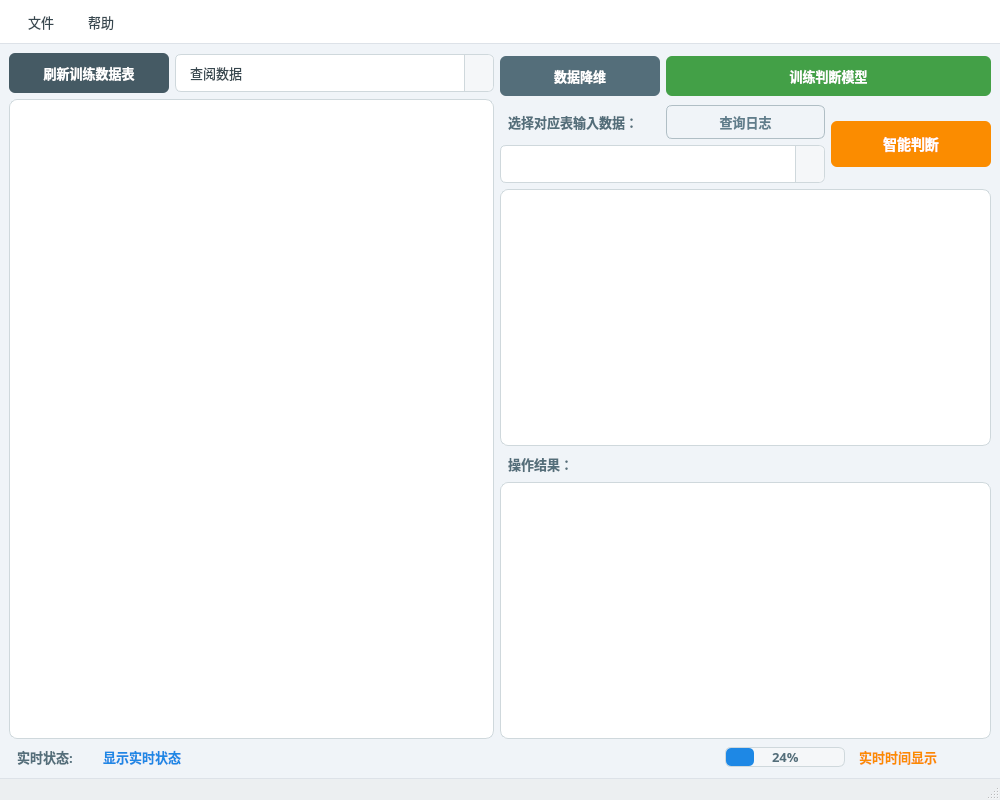
Above: ui/main.ui from Lcoy2004/transformer-fault-diagnoser before the change. Below: the same form after it.
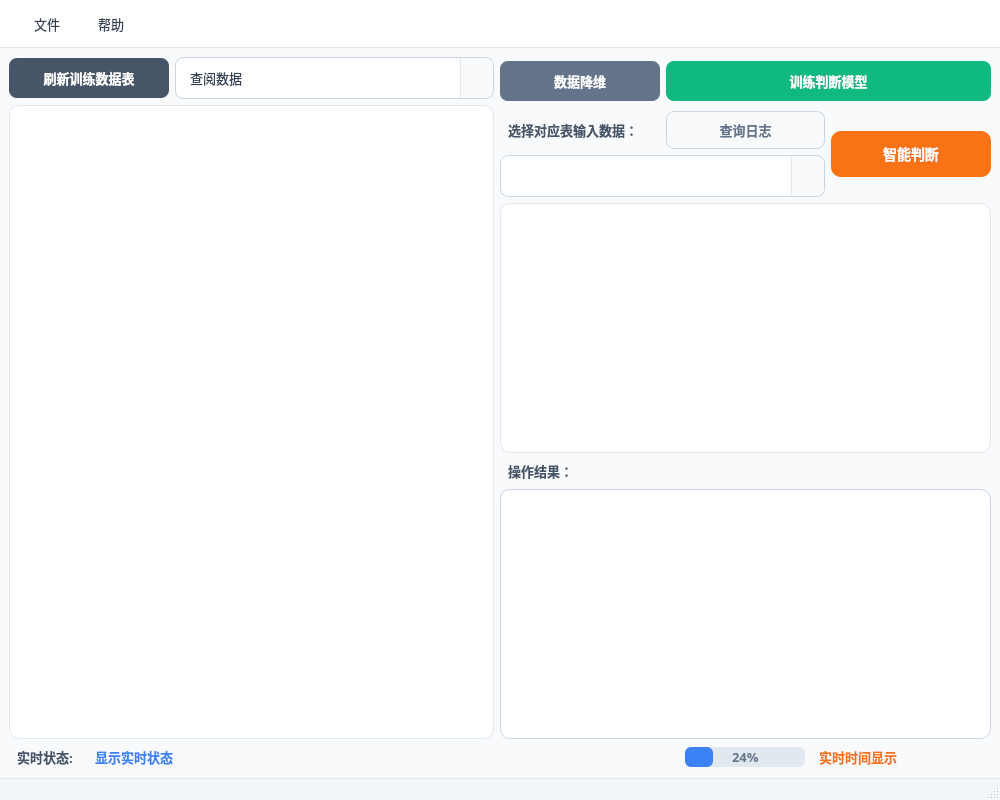
That is the form after the change. Icons and pictures are not drawn.

```diff
--- a/ui/main.ui
+++ b/ui/main.ui
@@ -13,7 +13,7 @@
   <property name="minimumSize">
    <size>
     <width>1000</width>
-    <height>800</height>
+    <height>700</height>
    </size>
   </property>
   <property name="windowTitle">
@@ -27,38 +27,40 @@
    <string notr="true">
 /* ================================================
    现代化工业软件界面样式表
-   设计理念：简洁、专业、高效
-   主色调：科技蓝 (#1E88E5)
-   辅助色：深灰 (#37474F)、浅灰 (#ECEFF1)
+   设计理念：简洁、专业、高效、扁平化
+   主色调：深蓝灰 (#1E293B)
+   强调色：科技蓝 (#3B82F6)
+   辅助色：中灰 (#64748B)、浅灰 (#F1F5F9)
    ================================================ */
 
 /* ========== 全局背景 ========== */
 QMainWindow {
-    background-color: #f0f4f8;
+    background-color: #F8FAFC;
 }
 
 QWidget {
     font-family: &quot;Microsoft YaHei&quot;, &quot;Segoe UI&quot;, Arial, sans-serif;
     font-size: 13px;
+    color: #1E293B;
 }
 
 /* ========== 菜单栏 ========== */
 QMenuBar {
-    background-color: #ffffff;
-    border-bottom: 1px solid #dde2e8;
-    padding: 4px 8px;
+    background-color: #FFFFFF;
+    border-bottom: 1px solid #E2E8F0;
+    padding: 6px 12px;
 }
 
 QMenuBar::item {
     background-color: transparent;
-    padding: 8px 14px;
-    border-radius: 4px;
-    color: #37474f;
+    padding: 8px 16px;
+    border-radius: 6px;
+    color: #334155;
 }
 
 QMenuBar::item:selected {
-    background-color: #e3f2fd;
-    color: #1e88e5;
+    background-color: #EFF6FF;
+    color: #3B82F6;
 }
 
 QMenuBar::item:pressed {
@@ -91,19 +93,19 @@
 
 /* ========== 状态栏 ========== */
 QStatusBar {
-    background-color: #eceff1;
-    color: #607d8b;
-    border-top: 1px solid #dde2e8;
-    padding: 6px 12px;
+    background-color: #F1F5F9;
+    color: #64748B;
+    border-top: 1px solid #E2E8F0;
+    padding: 8px 16px;
     font-size: 12px;
 }
 
 /* ========== 按钮基础样式 ========== */
 QPushButton {
-    background-color: #1e88e5;
-    color: white;
+    background-color: #3B82F6;
+    color: #FFFFFF;
     border: none;
-    border-radius: 6px;
+    border-radius: 8px;
     padding: 10px 20px;
     min-width: 80px;
     font-weight: 500;
@@ -119,23 +121,23 @@
 }
 
 QPushButton:disabled {
-    background-color: #b0bec5;
-    color: #78909c;
+    background-color: #CBD5E1;
+    color: #94A3B8;
 }
 
 /* ========== 功能按钮区分 ========== */
 
-/* 主要操作按钮 - 蓝色 */
+/* 刷新数据表按钮 - 深灰 */
 QPushButton#pushButton {
-    background-color: #455a64;
+    background-color: #475569;
 }
 QPushButton#pushButton:hover {
     background-color: #37474f;
 }
 
-/* PCA/数据降维按钮 - 蓝灰色 */
+/* PCA/数据降维按钮 - 蓝灰 */
 QPushButton#btn_pca {
-    background-color: #546e7a;
+    background-color: #64748B;
 }
 QPushButton#btn_pca:hover {
     background-color: #455a64;
@@ -143,18 +145,19 @@
 
 /* RF/训练模型按钮 - 绿色 */
 QPushButton#btn_rf {
-    background-color: #43a047;
+    background-color: #10B981;
 }
 QPushButton#btn_rf:hover {
     background-color: #388e3c;
 }
 
-/* 预测按钮 - 橙色（醒目） */
+/* 预测按钮 - 橙色（醒目 CTA） */
 QPushButton#btn_pd {
-    background-color: #fb8c00;
+    background-color: #F97316;
     font-size: 14px;
     font-weight: bold;
-    padding: 12px 24px;
+    padding: 12px 28px;
+    border-radius: 10px;
 }
 QPushButton#btn_pd:hover {
     background-color: #f57c00;
@@ -166,9 +169,9 @@
 /* 日志按钮 - 次要样式 */
 QPushButton#showlog_btn {
     background-color: transparent;
-    color: #607d8b;
-    border: 1px solid #b0bec5;
-    padding: 6px 14px;
+    color: #64748B;
+    border: 1px solid #CBD5E1;
+    padding: 8px 16px;
 }
 QPushButton#showlog_btn:hover {
     background-color: #eceff1;
@@ -177,12 +180,12 @@
 
 /* ========== 下拉框 ========== */
 QComboBox {
-    border: 1px solid #cfd8dc;
-    border-radius: 6px;
-    padding: 8px 14px;
-    background-color: #ffffff;
-    min-height: 20px;
-    color: #37474f;
+    border: 1px solid #CBD5E1;
+    border-radius: 8px;
+    padding: 9px 14px;
+    background-color: #FFFFFF;
+    min-height: 22px;
+    color: #334155;
 }
 
 QComboBox:hover {
@@ -197,11 +200,11 @@
 QComboBox::drop-down {
     subcontrol-origin: padding;
     subcontrol-position: center right;
-    width: 28px;
-    border-left: 1px solid #cfd8dc;
-    border-top-right-radius: 6px;
-    border-bottom-right-radius: 6px;
-    background-color: #f5f7f9;
+    width: 32px;
+    border-left: 1px solid #E2E8F0;
+    border-top-right-radius: 8px;
+    border-bottom-right-radius: 8px;
+    background-color: #F8FAFC;
 }
 
 QComboBox::drop-down:hover {
@@ -212,21 +215,22 @@
     image: none;
     border-left: 5px solid transparent;
     border-right: 5px solid transparent;
-    border-top: 6px solid #607d8b;
+    border-top: 6px solid #64748B;
 }
 
 QComboBox QAbstractItemView {
-    border: 1px solid #cfd8dc;
-    border-radius: 6px;
-    background-color: #ffffff;
-    selection-background-color: #e3f2fd;
+    border: 1px solid #CBD5E1;
+    border-radius: 8px;
+    background-color: #FFFFFF;
+    selection-background-color: #EFF6FF;
     outline: none;
     padding: 6px 0px;
 }
 
 QComboBox QAbstractItemView::item {
     padding: 10px 16px;
-    min-height: 20px;
+    min-height: 22px;
+    color: #334155;
 }
 
 QComboBox QAbstractItemView::item:hover {
@@ -235,22 +239,22 @@
 
 /* ========== 表格 ========== */
 QTableWidget {
-    border: 1px solid #cfd8dc;
-    border-radius: 8px;
-    background-color: #ffffff;
-    gridline-color: #eceff1;
-    selection-background-color: #e3f2fd;
+    border: 1px solid #E2E8F0;
+    border-radius: 10px;
+    background-color: #FFFFFF;
+    gridline-color: #F1F5F9;
+    selection-background-color: #EFF6FF;
 }
 
 QTableWidget::item {
-    padding: 8px;
-    border-bottom: 1px solid #f5f7f9;
-    color: #37474f;
+    padding: 10px 8px;
+    border-bottom: 1px solid #F8FAFC;
+    color: #334155;
 }
 
 QTableWidget::item:selected {
-    background-color: #e3f2fd;
-    color: #1565c0;
+    background-color: #EFF6FF;
+    color: #1D4ED8;
 }
 
 QTableWidget::item:hover {
@@ -258,13 +262,13 @@
 }
 
 QHeaderView::section {
-    background-color: #f5f7f9;
-    padding: 10px 8px;
+    background-color: #F8FAFC;
+    padding: 12px 10px;
     border: none;
-    border-bottom: 2px solid #cfd8dc;
-    border-right: 1px solid #eceff1;
+    border-bottom: 2px solid #E2E8F0;
+    border-right: 1px solid #F1F5F9;
     font-weight: 600;
-    color: #455a64;
+    color: #475569;
 }
 
 QHeaderView::section:hover {
@@ -272,20 +276,55 @@
 }
 
 QTableWidget QTableCornerButton::section {
-    background-color: #f5f7f9;
+    background-color: #F8FAFC;
     border: none;
-    border-bottom: 2px solid #cfd8dc;
-    border-right: 1px solid #eceff1;
+    border-bottom: 2px solid #E2E8F0;
+    border-right: 1px solid #F1F5F9;
+}
+
+/* ========== 输入表格 ========== */
+#showinput_tableWidget {
+    background-color: #FFFFFF;
+    border: 1px solid #E2E8F0;
+    border-radius: 10px;
+    gridline-color: #F1F5F9;
+    selection-background-color: #EFF6FF;
+}
+
+#showinput_tableWidget::item {
+    padding: 8px;
+    border-bottom: 1px solid #F1F5F9;
+    color: #1E293B;
+    background-color: #FFFFFF;
+}
+
+#showinput_tableWidget::item:hover {
+    background-color: #F8FAFC;
+}
+
+#showinput_tableWidget::item:selected {
+    background-color: #EFF6FF;
+    color: #1D4ED8;
+}
+
+#showinput_tableWidget QHeaderView::section {
+    background-color: #F8FAFC;
+    padding: 10px 8px;
+    border: none;
+    border-bottom: 2px solid #E2E8F0;
+    border-right: 1px solid #F1F5F9;
+    font-weight: 600;
+    color: #475569;
 }
 
 /* ========== 文本编辑框 ========== */
 QTextEdit {
-    border: 1px solid #cfd8dc;
-    border-radius: 8px;
-    padding: 12px;
-    background-color: #ffffff;
-    color: #37474f;
-    selection-background-color: #bbdefb;
+    border: 1px solid #CBD5E1;
+    border-radius: 10px;
+    padding: 14px;
+    background-color: #FFFFFF;
+    color: #334155;
+    selection-background-color: #DBEAFE;
 }
 
 QTextEdit:hover {
@@ -299,7 +338,7 @@
 
 /* ========== 标签 ========== */
 QLabel {
-    color: #37474f;
+    color: #334155;
     background-color: transparent;
     padding: 2px 4px;
 }
@@ -308,35 +347,36 @@
 QLabel#showtext_label,
 QLabel#showtext_label_2,
 QLabel#label {
-    font-weight: 500;
-    color: #546e7a;
+    font-weight: 600;
+    color: #475569;
 }
 
 /* 通知标签 */
 QLabel#notification_label {
-    font-weight: 600;
-    color: #1e88e5;
+    font-weight: 700;
+    color: #3B82F6;
 }
 
 /* 时间标签 */
 QLabel#showtime_label {
-    font-weight: 600;
-    color: #fb8c00;
+    font-weight: 700;
+    color: #F97316;
 }
 
 /* ========== 进度条 ========== */
 QProgressBar {
-    border: 1px solid #cfd8dc;
+    border: none;
     border-radius: 6px;
-    background-color: #f5f7f9;
+    background-color: #E2E8F0;
     text-align: center;
-    color: #546e7a;
-    font-weight: 500;
+    color: #64748B;
+    font-weight: 600;
+    min-height: 10px;
 }
 
 QProgressBar::chunk {
-    background-color: #1e88e5;
-    border-radius: 5px;
+    background-color: #3B82F6;
+    border-radius: 6px;
 }
 
 /* ========== 中心部件 ========== */
@@ -344,15 +384,15 @@
     background-color: transparent;
 }
 
-/* ========== 滚动条（可选） ========== */
+/* ========== 滚动条 ========== */
 QScrollBar:vertical {
-    background-color: #f5f7f9;
+    background-color: #F8FAFC;
     width: 10px;
     border-radius: 5px;
 }
 
 QScrollBar::handle:vertical {
-    background-color: #b0bec5;
+    background-color: #CBD5E1;
     border-radius: 5px;
     min-height: 30px;
 }
@@ -367,13 +407,13 @@
 }
 
 QScrollBar:horizontal {
-    background-color: #f5f7f9;
+    background-color: #F8FAFC;
     height: 10px;
     border-radius: 5px;
 }
 
 QScrollBar::handle:horizontal {
-    background-color: #b0bec5;
+    background-color: #CBD5E1;
     border-radius: 5px;
     min-width: 30px;
 }
@@ -397,8 +437,8 @@
         <property name="font">
          <font>
           <family>Microsoft YaHei</family>
-          <pointsize>10</pointsize>
-          <fontweight>Medium</fontweight>
+          <pointsize>-1</pointsize>
+          <fontweight>DemiBold</fontweight>
          </font>
         </property>
         <property name="text">
@@ -408,10 +448,16 @@
       </item>
       <item row="6" column="4" colspan="3">
        <widget class="QTextEdit" name="textEdit_output">
+        <property name="minimumSize">
+         <size>
+          <width>0</width>
+          <height>150</height>
+         </size>
+        </property>
         <property name="font">
          <font>
           <family>Microsoft YaHei</family>
-          <pointsize>9</pointsize>
+          <pointsize>-1</pointsize>
          </font>
         </property>
         <property name="readOnly">
@@ -424,7 +470,7 @@
         <property name="font">
          <font>
           <family>Microsoft YaHei</family>
-          <pointsize>10</pointsize>
+          <pointsize>-1</pointsize>
          </font>
         </property>
        </widget>
@@ -434,7 +480,8 @@
         <property name="font">
          <font>
           <family>Microsoft YaHei</family>
-          <pointsize>10</pointsize>
+          <pointsize>-1</pointsize>
+          <fontweight>Medium</fontweight>
          </font>
         </property>
         <property name="text">
@@ -447,7 +494,8 @@
         <property name="font">
          <font>
           <family>Microsoft YaHei</family>
-          <pointsize>10</pointsize>
+          <pointsize>-1</pointsize>
+          <fontweight>Medium</fontweight>
          </font>
         </property>
         <property name="text">
@@ -460,8 +508,8 @@
         <property name="font">
          <font>
           <family>Microsoft YaHei</family>
-          <pointsize>10</pointsize>
-          <fontweight>Medium</fontweight>
+          <pointsize>-1</pointsize>
+          <fontweight>DemiBold</fontweight>
          </font>
         </property>
         <property name="text">
@@ -474,7 +522,8 @@
         <property name="font">
          <font>
           <family>Microsoft YaHei</family>
-          <pointsize>10</pointsize>
+          <pointsize>-1</pointsize>
+          <fontweight>Medium</fontweight>
          </font>
         </property>
         <property name="text">
@@ -487,7 +536,7 @@
         <property name="font">
          <font>
           <family>Microsoft YaHei</family>
-          <pointsize>14</pointsize>
+          <pointsize>-1</pointsize>
           <bold>true</bold>
          </font>
         </property>
@@ -501,7 +550,7 @@
         <property name="font">
          <font>
           <family>Microsoft YaHei</family>
-          <pointsize>10</pointsize>
+          <pointsize>-1</pointsize>
          </font>
         </property>
         <item>
@@ -516,7 +565,8 @@
         <property name="font">
          <font>
           <family>Microsoft YaHei</family>
-          <pointsize>10</pointsize>
+          <pointsize>-1</pointsize>
+          <fontweight>Medium</fontweight>
          </font>
         </property>
         <property name="text">
@@ -526,12 +576,27 @@
       </item>
       <item row="4" column="4" colspan="3">
        <widget class="QTableWidget" name="showinput_tableWidget">
+        <property name="minimumSize">
+         <size>
+          <width>0</width>
+          <height>200</height>
+         </size>
+        </property>
+        <property name="maximumSize">
+         <size>
+          <width>16777215</width>
+          <height>300</height>
+         </size>
+        </property>
         <property name="font">
          <font>
           <family>Microsoft YaHei</family>
-          <pointsize>12</pointsize>
+          <pointsize>-1</pointsize>
          </font>
         </property>
+        <property name="alternatingRowColors">
+         <bool>false</bool>
+        </property>
        </widget>
       </item>
       <item row="1" column="0" rowspan="6" colspan="3">
@@ -539,7 +604,7 @@
         <property name="font">
          <font>
           <family>Microsoft YaHei</family>
-          <pointsize>12</pointsize>
+          <pointsize>-1</pointsize>
          </font>
         </property>
        </widget>
@@ -565,8 +630,8 @@
         <property name="font">
          <font>
           <family>Microsoft YaHei</family>
-          <pointsize>13</pointsize>
-          <fontweight>Medium</fontweight>
+          <pointsize>-1</pointsize>
+          <fontweight>DemiBold</fontweight>
          </font>
         </property>
         <property name="text">
@@ -591,8 +656,8 @@
         <property name="font">
          <font>
           <family>Microsoft YaHei</family>
-          <pointsize>13</pointsize>
-          <fontweight>DemiBold</fontweight>
+          <pointsize>-1</pointsize>
+          <bold>true</bold>
          </font>
         </property>
         <property name="text">
@@ -600,12 +665,25 @@
         </property>
        </widget>
       </item>
+      <item>
+       <spacer name="horizontalSpacer">
+        <property name="orientation">
+         <enum>Qt::Horizontal</enum>
+        </property>
+        <property name="sizeHint" stdset="0">
+         <size>
+          <width>40</width>
+          <height>20</height>
+         </size>
+        </property>
+       </spacer>
+      </item>
       <item>
        <widget class="QProgressBar" name="progressBar">
         <property name="minimumSize">
          <size>
           <width>120</width>
-          <height>0</height>
+          <height>10</height>
          </size>
         </property>
         <property name="maximumSize">
@@ -617,8 +695,8 @@
         <property name="font">
          <font>
           <family>Microsoft YaHei</family>
-          <pointsize>12</pointsize>
-          <fontweight>Medium</fontweight>
+          <pointsize>-1</pointsize>
+          <fontweight>DemiBold</fontweight>
          </font>
         </property>
         <property name="value">
@@ -630,21 +708,15 @@
        <widget class="QLabel" name="showtime_label">
         <property name="minimumSize">
          <size>
-          <width>140</width>
+          <width>180</width>
           <height>0</height>
          </size>
         </property>
-        <property name="maximumSize">
-         <size>
-          <width>100</width>
-          <height>16777215</height>
-         </size>
-        </property>
         <property name="font">
          <font>
           <family>Microsoft YaHei</family>
-          <pointsize>13</pointsize>
-          <fontweight>DemiBold</fontweight>
+          <pointsize>-1</pointsize>
+          <bold>true</bold>
          </font>
         </property>
         <property name="text">
@@ -665,25 +737,25 @@
    </property>
   </widget>
   <widget class="QMenuBar" name="menuBar">
-   <property name="font">
-    <font>
-     <family>Microsoft YaHei</family>
-     <pointsize>9</pointsize>
-    </font>
-   </property>
    <property name="geometry">
     <rect>
      <x>0</x>
      <y>0</y>
      <width>1000</width>
-     <height>43</height>
+     <height>47</height>
     </rect>
    </property>
+   <property name="font">
+    <font>
+     <family>Microsoft YaHei</family>
+     <pointsize>-1</pointsize>
+    </font>
+   </property>
    <widget class="QMenu" name="menu">
     <property name="font">
      <font>
       <family>Microsoft YaHei</family>
-      <pointsize>13</pointsize>
+      <pointsize>-1</pointsize>
      </font>
     </property>
     <property name="title">
```
Left out of the diff: 64 changed lines with no effect on the pictures.
